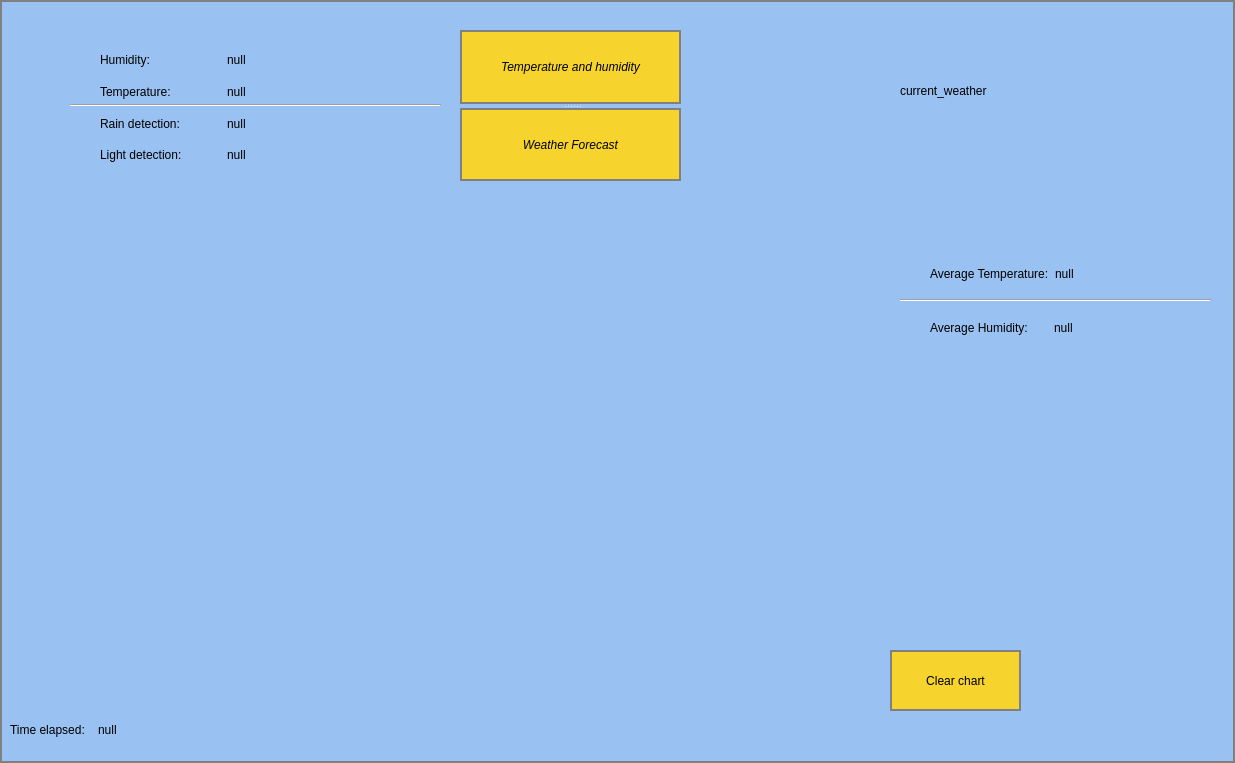
Before: the Qt Designer form WeatherStation/WeatherStation/dialog.ui in petarstamenkovic/WeatherStation_RPi_Project, drawn with Qt 5.
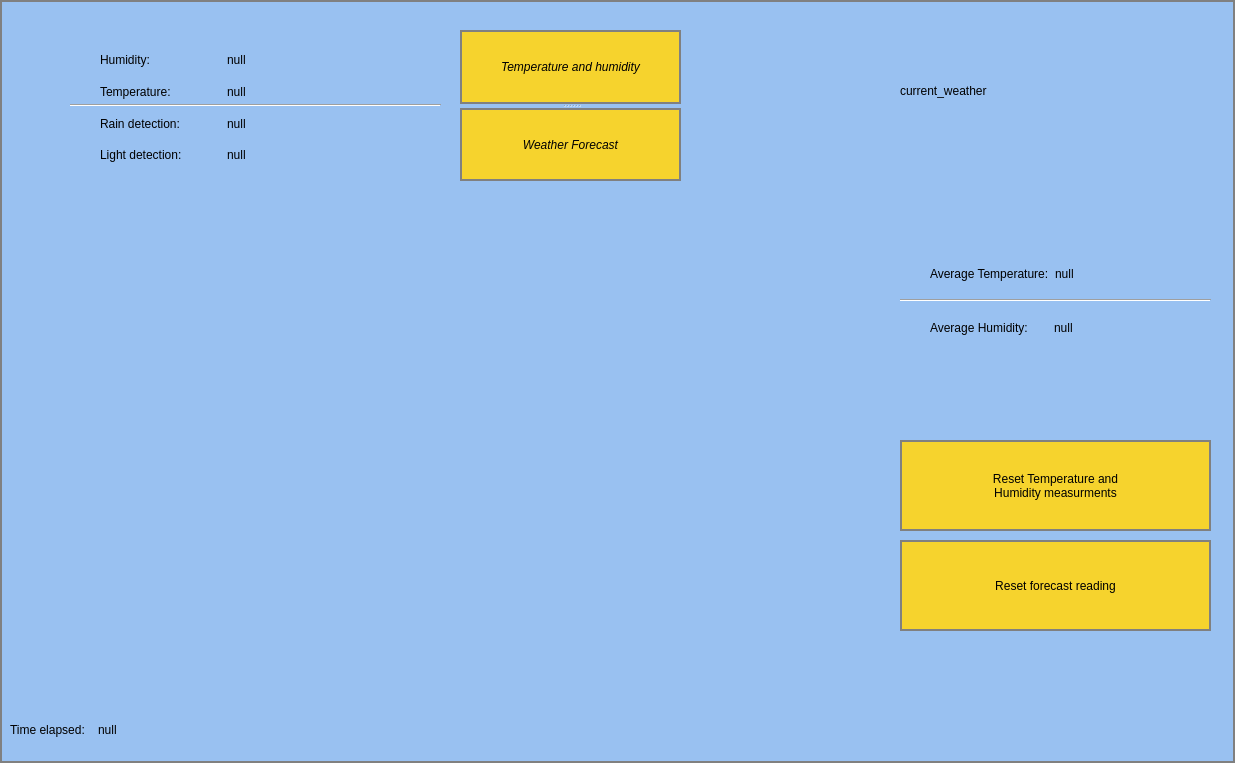
After: the same form once the commit is applied.

Commit message: Clear forecast functionality added

What changed in the file:
```diff
--- a/WeatherStation/WeatherStation/dialog.ui
+++ b/WeatherStation/WeatherStation/dialog.ui
@@ -47,10 +47,10 @@
   <widget class="QPushButton" name="clear_button">
    <property name="geometry">
     <rect>
-     <x>890</x>
-     <y>650</y>
-     <width>131</width>
-     <height>61</height>
+     <x>900</x>
+     <y>440</y>
+     <width>311</width>
+     <height>91</height>
     </rect>
    </property>
    <property name="styleSheet">
@@ -61,7 +61,8 @@
 }</string>
    </property>
    <property name="text">
-    <string>Clear chart</string>
+    <string>Reset Temperature and 
+Humidity measurments</string>
    </property>
   </widget>
   <widget class="Line" name="line_3">
@@ -305,6 +306,26 @@
     </item>
    </layout>
   </widget>
+  <widget class="QPushButton" name="clear_forecast_button">
+   <property name="geometry">
+    <rect>
+     <x>900</x>
+     <y>540</y>
+     <width>311</width>
+     <height>91</height>
+    </rect>
+   </property>
+   <property name="styleSheet">
+    <string notr="true">QPushButton
+{
+	border: 2px solid gray;
+	background : rgb(246, 211, 45);
+}</string>
+   </property>
+   <property name="text">
+    <string>Reset forecast reading</string>
+   </property>
+  </widget>
   <zorder>line_3</zorder>
   <zorder>line_4</zorder>
   <zorder>splitter</zorder>
```
Left out of the diff: 1 changed line with no effect on the pictures. The commit also changes 2 other files.
